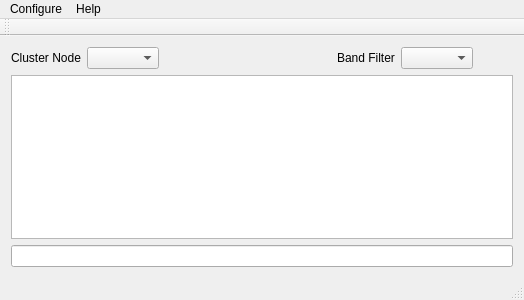
Old version of the form mqt/MqtCluster/clustermainwindow.ui in the repository Rsclub22/Minos2-Mirror.
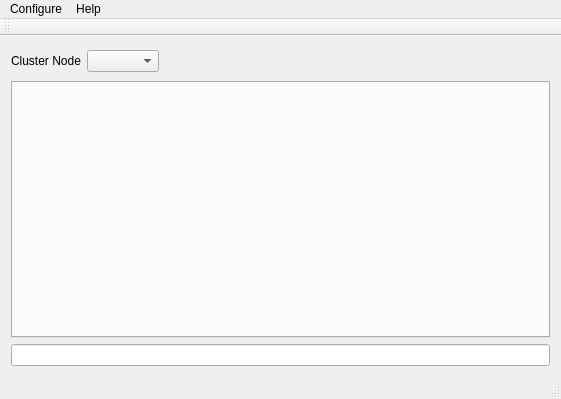
New version of the form. Custom widgets are drawn as their Qt base class.

```diff
--- a/mqt/MqtCluster/clustermainwindow.ui
+++ b/mqt/MqtCluster/clustermainwindow.ui
@@ -6,21 +6,17 @@
    <rect>
     <x>0</x>
     <y>0</y>
-    <width>524</width>
-    <height>300</height>
+    <width>561</width>
+    <height>399</height>
    </rect>
   </property>
   <property name="windowTitle">
    <string>ClusterMainWindow</string>
   </property>
   <widget class="QWidget" name="centralWidget">
-   <layout class="QVBoxLayout" name="verticalLayout_2">
-    <item>
      <layout class="QVBoxLayout" name="verticalLayout">
       <item>
-       <layout class="QHBoxLayout" name="horizontalLayout_3">
-        <item>
-         <layout class="QHBoxLayout" name="horizontalLayout">
+     <layout class="QHBoxLayout" name="horizontalLayout_4">
           <item>
            <widget class="QLabel" name="label">
             <property name="text">
@@ -31,8 +27,6 @@
           <item>
            <widget class="QComboBox" name="nodeCb"/>
           </item>
-         </layout>
-        </item>
         <item>
          <spacer name="horizontalSpacer">
           <property name="orientation">
@@ -40,45 +34,20 @@
           </property>
           <property name="sizeHint" stdset="0">
            <size>
-            <width>40</width>
-            <height>20</height>
+          <width>258</width>
+          <height>28</height>
            </size>
           </property>
          </spacer>
         </item>
+     </layout>
+    </item>
         <item>
-         <layout class="QHBoxLayout" name="horizontalLayout_2">
-          <item>
-           <widget class="QLabel" name="label_2">
-            <property name="text">
-             <string>Band Filter</string>
-            </property>
-           </widget>
-          </item>
-          <item>
-           <widget class="QComboBox" name="bandFilterCb"/>
-          </item>
-          <item>
-           <spacer name="horizontalSpacer_2">
-            <property name="orientation">
-             <enum>Qt::Horizontal</enum>
-            </property>
-            <property name="sizeHint" stdset="0">
-             <size>
-              <width>40</width>
-              <height>20</height>
-             </size>
-            </property>
-           </spacer>
-          </item>
-         </layout>
-        </item>
-       </layout>
-      </item>
-      <item>
-       <widget class="QPlainTextEdit" name="textWindow"/>
-      </item>
-     </layout>
+     <widget class="QLogTabWidget" name="clusterViewsTab">
+      <property name="currentIndex">
+       <number>-1</number>
+      </property>
+     </widget>
     </item>
     <item>
      <widget class="QLineEdit" name="sendLine"/>
@@ -90,7 +59,7 @@
     <rect>
      <x>0</x>
      <y>0</y>
-     <width>524</width>
+     <width>561</width>
      <height>21</height>
     </rect>
    </property>
@@ -124,6 +93,14 @@
   </action>
  </widget>
  <layoutdefault spacing="6" margin="11"/>
+ <customwidgets>
+  <customwidget>
+   <class>QLogTabWidget</class>
+   <extends>QTabWidget</extends>
+   <header>qlogtabwidget.h</header>
+   <container>1</container>
+  </customwidget>
+ </customwidgets>
  <resources/>
  <connections/>
 </ui>
```
Lines whose indentation alone changed are shown as unchanged.
